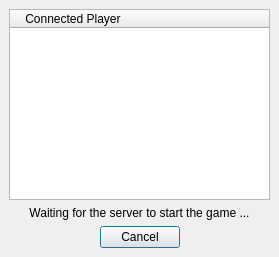
Qt form src/gui/qt/waitforservertostartgamedialog.ui (pokerth/pokerth) before a commit.
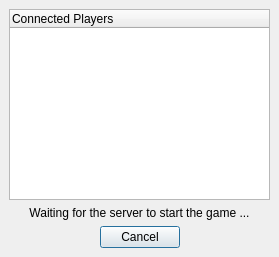
The same form after that commit.

Diff of the .ui file:
```diff
--- a/src/gui/qt/waitforservertostartgamedialog.ui
+++ b/src/gui/qt/waitforservertostartgamedialog.ui
@@ -23,7 +23,7 @@
     <widget class="QTreeWidget" name="treeWidget" >
      <column>
       <property name="text" >
-       <string>    Connected Player    </string>
+       <string>Connected Players</string>
       </property>
      </column>
     </widget>
```
